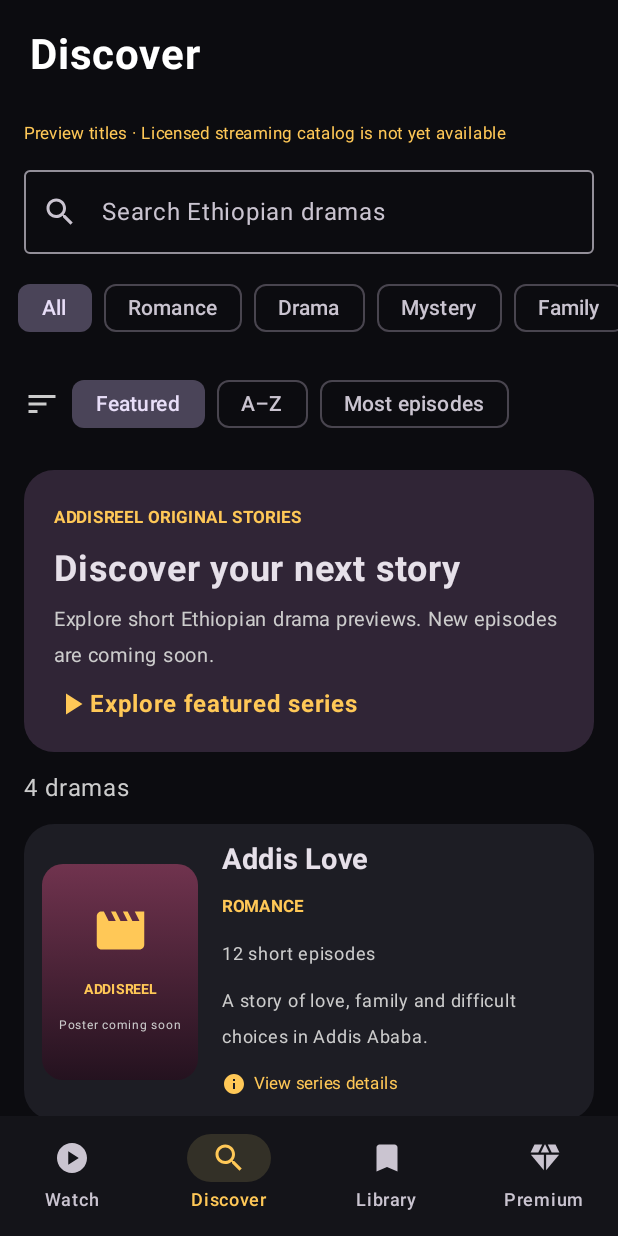
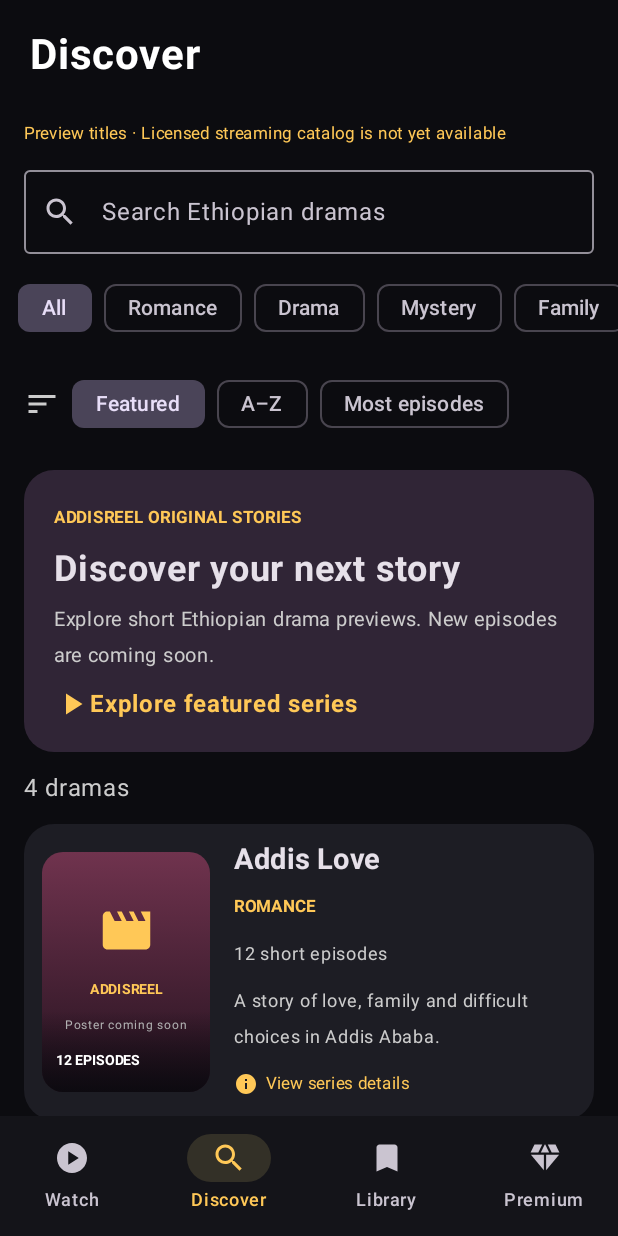
Before and after one commit to MahirG/AddisReel, an Android app built with Jetpack Compose: the screen it shows after launch (MainActivity), item 2 of the bottom bar chosen, on a phone screen of 412 x 824 dp. Run offline under Robolectric (Android 15) with nearby library versions, the phone set to English and light mode, and no system bars; network calls fail; pictures from the network do not load.

Commit message:
feat(android): polish drama posters with cinematic overlays and episode badges

```diff
--- a/app/src/main/java/et/addisreel/app/MainActivity.kt
+++ b/app/src/main/java/et/addisreel/app/MainActivity.kt
@@ -711,18 +711,55 @@ private fun AddisReelApp() {
             horizontalArrangement = Arrangement.spacedBy(16.dp)
         ) {
             Box(
-                Modifier.size(width = 104.dp, height = 144.dp)
-                    .background(Brush.verticalGradient(posterColors), RoundedCornerShape(14.dp)).clip(RoundedCornerShape(14.dp)),
-                contentAlignment = Alignment.Center
+                Modifier.size(width = 112.dp, height = 160.dp)
+                    .clip(RoundedCornerShape(14.dp))
+                    .background(Brush.verticalGradient(posterColors))
             ) {
                 if (drama.posterUrl != null) {
-                    AsyncImage(model = drama.posterUrl, contentDescription = "Poster for " + drama.title,
-                        contentScale = ContentScale.Crop, modifier = Modifier.matchParentSize())
-                } else Column(horizontalAlignment = Alignment.CenterHorizontally) {
-                    Icon(Icons.Default.Movie, contentDescription = null, modifier = Modifier.size(38.dp), tint = Gold)
-                    Spacer(Modifier.height(8.dp))
-                    Text("ADDISREEL", fontSize = 9.sp, color = Gold, fontWeight = FontWeight.Bold)
-                    Text("Poster coming soon", fontSize = 8.sp, color = Color.LightGray)
+                    AsyncImage(
+                        model = drama.posterUrl,
+                        contentDescription = "Poster for " + drama.title,
+                        contentScale = ContentScale.Crop,
+                        modifier = Modifier.matchParentSize()
+                    )
+                } else {
+                    Column(
+                        Modifier.align(Alignment.Center),
+                        horizontalAlignment = Alignment.CenterHorizontally
+                    ) {
+                        Icon(Icons.Default.Movie, contentDescription = null, modifier = Modifier.size(38.dp), tint = Gold)
+                        Spacer(Modifier.height(8.dp))
+                        Text("ADDISREEL", fontSize = 9.sp, color = Gold, fontWeight = FontWeight.Bold)
+                        Text("Poster coming soon", fontSize = 8.sp, color = Color.LightGray)
+                    }
+                }
+                Box(
+                    Modifier.fillMaxWidth().height(54.dp)
+                        .align(Alignment.BottomCenter)
+                        .background(Brush.verticalGradient(listOf(Color.Transparent, Color(0xDD09090E))))
+                )
+                Text(
+                    if (resumeEpisode != null) "CONTINUE · EP $resumeEpisode" else "${drama.episodes} EPISODES",
+                    modifier = Modifier.align(Alignment.BottomStart).padding(start = 9.dp, bottom = 9.dp),
+                    color = Color.White,
+                    fontSize = 9.sp,
+                    fontWeight = FontWeight.Bold,
+                    maxLines = 1
+                )
+                if (drama.id.isNotBlank()) {
+                    Surface(
+                        modifier = Modifier.align(Alignment.TopStart).padding(7.dp),
+                        color = Color(0xD9211C12),
+                        shape = RoundedCornerShape(6.dp)
+                    ) {
+                        Text(
+                            "STREAM",
+                            modifier = Modifier.padding(horizontal = 6.dp, vertical = 3.dp),
+                            color = Gold,
+                            fontSize = 8.sp,
+                            fontWeight = FontWeight.Bold
+                        )
+                    }
                 }
             }
             Column(Modifier.weight(1f), verticalArrangement = Arrangement.spacedBy(7.dp)) {
```
